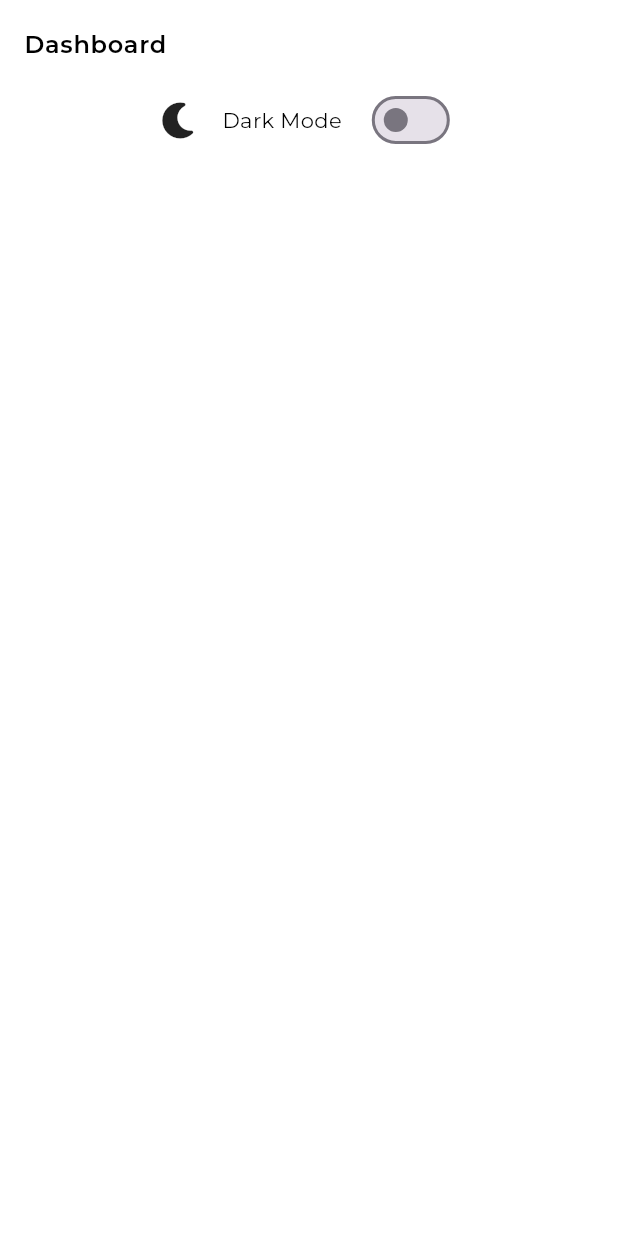
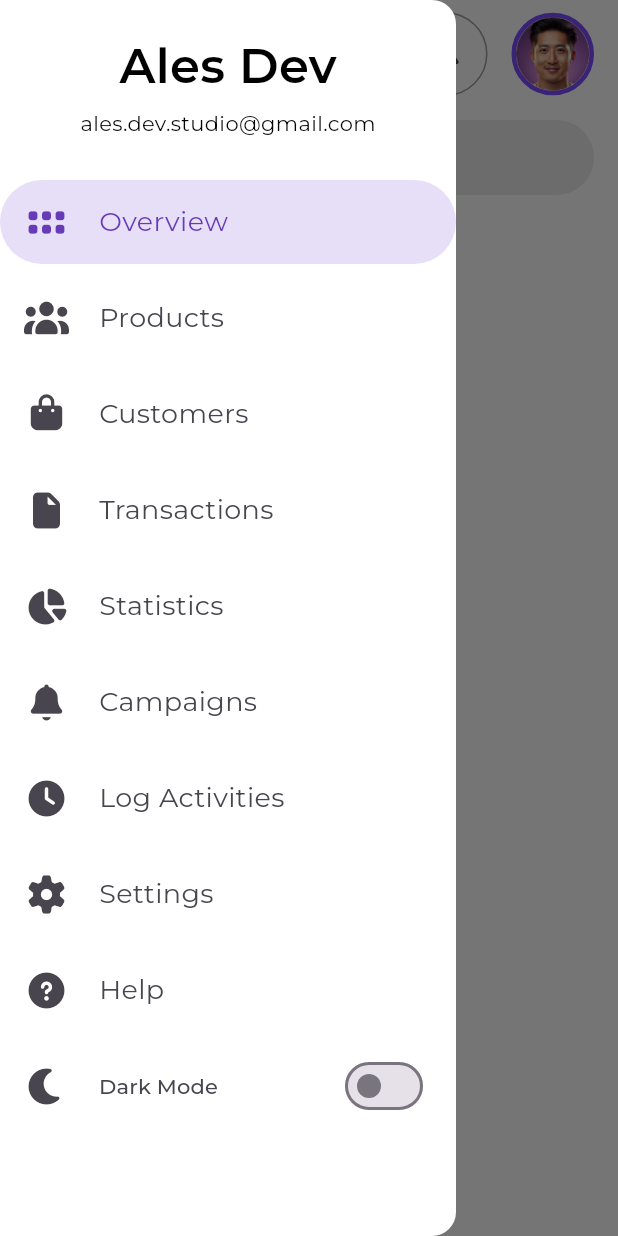
Before and after one commit to ales-dev-studio/Flutter-Responsive-Admin-Panel, a Flutter app: the screen it shows after launch, with the side drawer open (before the commit the screen has no drawer), on a phone screen of 412 x 824 dp. Run offline on Flutter 3.47's test engine with Material 3 defaults, Android fonts, the phone set to English and light mode, and no system bars; our stand-ins replace bloc, flutter_bloc, font_awesome_flutter, google_fonts.

Commit message:
Implement the app bar and drawer menu

```diff
--- a/lib/dashboard_screen.dart
+++ b/lib/dashboard_screen.dart
@@ -1,10 +1,14 @@
 import 'package:flutter/material.dart';
-import 'package:flutter_bloc/flutter_bloc.dart';
-import 'package:flutter_responsive_admin_panel/utils/check_theme_status.dart';
 import 'package:flutter_responsive_admin_panel/theme/dimens.dart';
+import 'package:flutter_responsive_admin_panel/utils/check_device_size.dart';
+import 'package:flutter_responsive_admin_panel/utils/sized_context.dart';
+import 'package:flutter_responsive_admin_panel/widgets/app_bars/large_app_bar.dart';
+import 'package:flutter_responsive_admin_panel/widgets/app_bars/small_app_bar.dart';
+import 'package:flutter_responsive_admin_panel/widgets/app_bordered_icon_button.dart';
+import 'package:flutter_responsive_admin_panel/widgets/app_search_bar.dart';
+import 'package:flutter_responsive_admin_panel/widgets/drawer_menu.dart';
+import 'package:flutter_responsive_admin_panel/widgets/user_profile_image.dart';
 import 'package:font_awesome_flutter/font_awesome_flutter.dart';
-
-import 'bloc/theme_cubit.dart';
 
 class DashboardScreen extends StatelessWidget {
   const DashboardScreen({super.key});
@@ -12,26 +16,55 @@ class DashboardScreen extends StatelessWidget {
   @override
   Widget build(BuildContext context) {
     return Scaffold(
-      appBar: AppBar(
-        title: Text('Dashboard'),
+      appBar:
+          isLargeDesktopSize(context)
+              ? null
+              : SmallAppBar(
+                title: 'Dashboard',
+                actions: [
+                  AppBorderedIconButton(icon: FontAwesomeIcons.solidBell),
+                  UserProfileImage(),
+                ],
+                bottom: PreferredSize(
+                  preferredSize: Size.fromHeight(50),
+                  child: Padding(
+                    padding: const EdgeInsets.symmetric(
+                      horizontal: Dimens.largePadding,
+                      vertical: Dimens.largePadding,
                     ),
-      body: Column(
+                    child: AppSearchBar(),
+                  ),
+                ),
+                height: 146,
+              ),
+      drawer: !isLargeDesktopSize(context) ? DrawerMenu() : null,
+      body: SingleChildScrollView(
+        child: Row(
           children: [
-          Row(
+            if (isLargeDesktopSize(context))
+              SizedBox(
+                width: 304,
+                height: context.heightPx,
+                child: Row(children: [DrawerMenu(), VerticalDivider(width: 0)]),
+              ),
+            Expanded(
+              child: Column(
                 spacing: Dimens.largePadding,
-            mainAxisAlignment: MainAxisAlignment.center,
                 children: [
-              FaIcon(FontAwesomeIcons.solidMoon),
-              Text('Dark Mode'),
-              Switch(
-                value: checkDarkMode(context),
-                onChanged: (final bool value) {
-                  context.read<ThemeCubit>().toggleTheme();
-                },
+                  if (isLargeDesktopSize(context))
+                    LargeAppBar(
+                      title: 'Dashboard',
+                      actions: [
+                        AppBorderedIconButton(icon: FontAwesomeIcons.solidBell),
+                        UserProfileImage(),
+                      ],
+                      centerWidget: AppSearchBar(),
                     ),
                 ],
               ),
+            ),
           ],
+        ),
       ),
     );
   }
--- /dev/null
+++ b/lib/widgets/app_bordered_icon_button.dart
@@ -0,0 +1,31 @@
+import 'package:flutter/material.dart';
+import 'package:font_awesome_flutter/font_awesome_flutter.dart';
+
+class AppBorderedIconButton extends StatelessWidget {
+  const AppBorderedIconButton({
+    super.key,
+    required this.icon,
+    this.onPressed,
+    this.color,
+  });
+
+  final IconData icon;
+  final VoidCallback? onPressed;
+  final Color? color;
+
+  @override
+  Widget build(BuildContext context) {
+    return Container(
+      width: 56,
+      height: 56,
+      decoration: BoxDecoration(
+        border: Border.all(color: color ?? Colors.grey),
+        borderRadius: BorderRadius.circular(100),
+      ),
+      child: IconButton(
+        onPressed: onPressed ?? () {},
+        icon: FaIcon(icon, color: color, size: 20),
+      ),
+    );
+  }
+}
--- /dev/null
+++ b/lib/widgets/drawer_menu.dart
@@ -0,0 +1,160 @@
+import 'package:flutter/material.dart';
+import 'package:flutter_bloc/flutter_bloc.dart';
+import 'package:flutter_responsive_admin_panel/theme/dimens.dart';
+import 'package:flutter_responsive_admin_panel/theme/theme.dart';
+import 'package:font_awesome_flutter/font_awesome_flutter.dart';
+
+import '../bloc/theme_cubit.dart';
+import '../utils/check_theme_status.dart';
+
+class DrawerMenu extends StatefulWidget {
+  const DrawerMenu({super.key});
+
+  @override
+  State<DrawerMenu> createState() => _DrawerMenuState();
+}
+
+class _DrawerMenuState extends State<DrawerMenu> {
+  int selectedIndex = 0;
+  final List<AppNavigationDestination> destinations = [
+    AppNavigationDestination(label: 'Overview', icon: FontAwesomeIcons.grip),
+    AppNavigationDestination(label: 'Products', icon: FontAwesomeIcons.users),
+    AppNavigationDestination(
+      label: 'Customers',
+      icon: FontAwesomeIcons.bagShopping,
+    ),
+    AppNavigationDestination(
+      label: 'Transactions',
+      icon: FontAwesomeIcons.solidFile,
+    ),
+    AppNavigationDestination(
+      label: 'Statistics',
+      icon: FontAwesomeIcons.chartPie,
+    ),
+    AppNavigationDestination(
+      label: 'Campaigns',
+      icon: FontAwesomeIcons.solidBell,
+    ),
+    AppNavigationDestination(
+      label: 'Log Activities',
+      icon: FontAwesomeIcons.solidClock,
+    ),
+    AppNavigationDestination(label: 'Settings', icon: FontAwesomeIcons.gear),
+    AppNavigationDestination(
+      label: 'Help',
+      icon: FontAwesomeIcons.solidCircleQuestion,
+    ),
+  ];
+
+  @override
+  Widget build(BuildContext context) {
+    final appTypography = context.theme.appTypography;
+    return NavigationDrawer(
+      selectedIndex: selectedIndex,
+      onDestinationSelected: (final int index) {
+        if (index == 9) {
+          context.read<ThemeCubit>().toggleTheme();
+          return;
+        }
+        setState(() {
+          selectedIndex = index;
+        });
+      },
+      tilePadding: EdgeInsets.symmetric(vertical: Dimens.smallPadding),
+      children: [
+        Padding(
+          padding: const EdgeInsets.symmetric(
+            vertical: Dimens.veryLargePadding,
+          ),
+          child: Column(
+            spacing: Dimens.padding,
+            children: [
+              Text(
+                'Ales Dev',
+                style: context.theme.appTypography.headlineLarge,
+              ),
+              Text('ales.dev.studio@gmail.com'),
+            ],
+          ),
+        ),
+        ...destinations.map((final AppNavigationDestination destination) {
+          final index = destinations.indexOf(destination);
+          return NavigationDrawerDestination(
+            label: Padding(
+              padding: EdgeInsets.symmetric(horizontal: Dimens.padding),
+              child: Text(
+                destination.label,
+                style: appTypography.bodyMedium.copyWith(
+                  fontSize: 18,
+                  color:
+                      checkDarkMode(context)
+                          ? null
+                          : index == selectedIndex
+                          ? Colors.deepPurple
+                          : null,
+                ),
+              ),
+            ),
+            icon: SizedBox(
+              width: 30,
+              height: 30,
+              child: Center(child: FaIcon(destination.icon)),
+            ),
+            selectedIcon: SizedBox(
+              width: 30,
+              height: 30,
+              child: Center(
+                child: FaIcon(
+                  destination.icon,
+                  color: checkDarkMode(context) ? null : Colors.deepPurple,
+                ),
+              ),
+            ),
+          );
+        }),
+        NavigationDrawerDestination(
+          label: Padding(
+            padding: EdgeInsets.symmetric(horizontal: Dimens.padding),
+            child: SizedBox(
+              width: 220,
+              child: Row(
+                mainAxisAlignment: MainAxisAlignment.spaceBetween,
+                children: [
+                  Text('Dark Mode'),
+                  Switch(
+                    value: checkDarkMode(context),
+                    onChanged: (final bool value) {
+                      context.read<ThemeCubit>().toggleTheme();
+                    },
+                  ),
+                ],
+              ),
+            ),
+          ),
+          icon: SizedBox(
+            width: 30,
+            height: 30,
+            child: Center(child: FaIcon(FontAwesomeIcons.solidMoon)),
+          ),
+          selectedIcon: SizedBox(
+            width: 30,
+            height: 30,
+            child: Center(
+              child: FaIcon(
+                FontAwesomeIcons.solidMoon,
+                color: Colors.deepPurpleAccent,
+              ),
+            ),
+          ),
+        ),
+      ],
+    );
+  }
+}
+
+class AppNavigationDestination {
+  const AppNavigationDestination({required this.label, required this.icon});
+
+  final String label;
+  final IconData icon;
+}
--- /dev/null
+++ b/lib/widgets/user_profile_image.dart
@@ -0,0 +1,37 @@
+import 'package:flutter/material.dart';
+
+import '../theme/colors.dart';
+import '../theme/dimens.dart';
+
+class UserProfileImage extends StatelessWidget {
+  const UserProfileImage({super.key, this.width, this.height});
+
+  final double? width;
+  final double? height;
+
+  @override
+  Widget build(BuildContext context) {
+    return Padding(
+      padding: const EdgeInsets.symmetric(horizontal: Dimens.largePadding),
+      child: InkWell(
+        onTap: () {},
+        borderRadius: BorderRadius.circular(30),
+        child: Container(
+          width: width ?? 55.0,
+          height: height ?? 55.0,
+          decoration: BoxDecoration(
+            border: Border.all(color: AppColors.primaryColor, width: 3),
+            borderRadius: BorderRadius.circular(30),
+          ),
+          child: ClipRRect(
+            borderRadius: BorderRadius.circular(30),
+            child: Image.asset(
+              'assets/images/user-profile.png',
+              fit: BoxFit.cover,
+            ),
+          ),
+        ),
+      ),
+    );
+  }
+}
```
Lines whose indentation alone changed are shown as unchanged.
